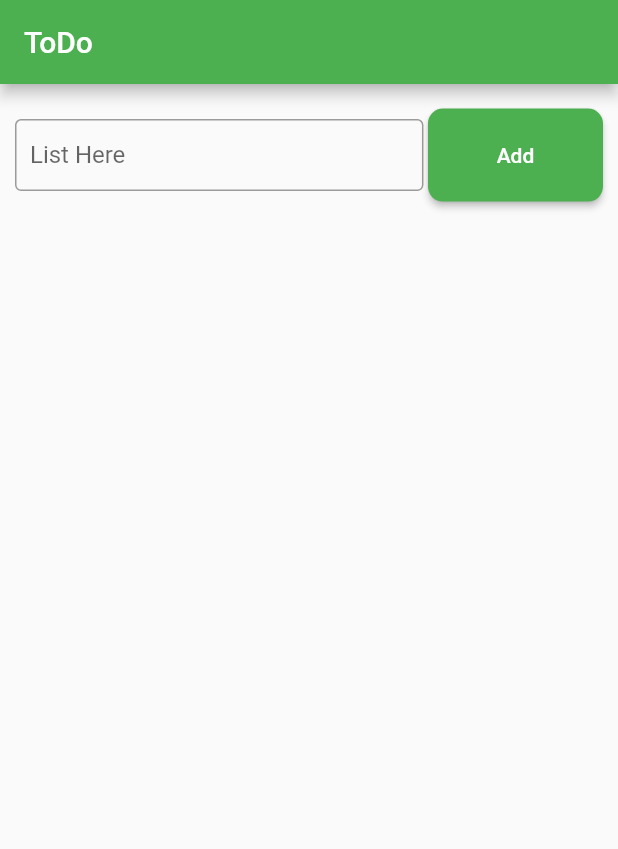
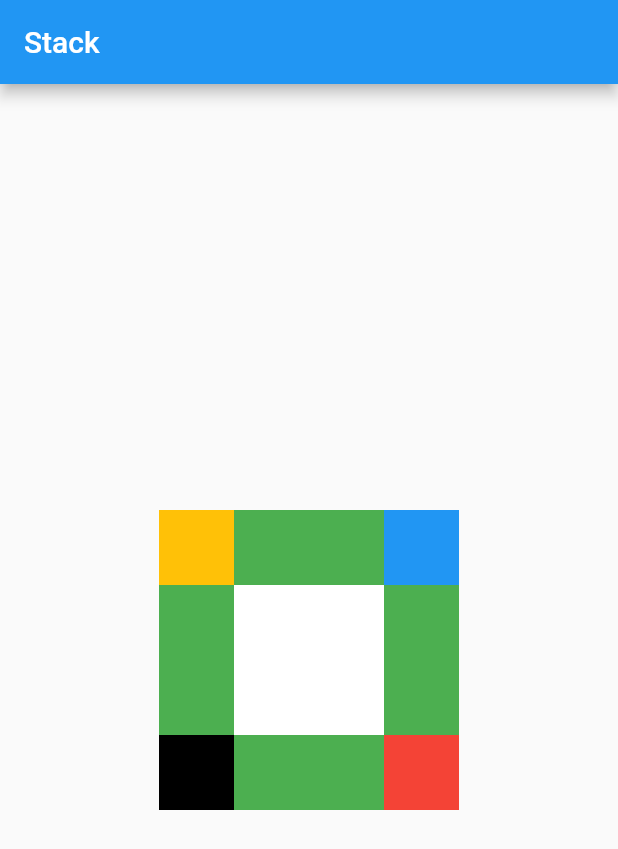
Before and after one commit to pranto372/module_08_flutter_04, a Flutter app: the screen it shows after launch, on a phone screen of 412 x 824 dp. Shown: the top 849 px of the screen. Run offline on Flutter 3.47's test engine with Material 2 defaults, Android fonts, the phone set to English and light mode, and no system bars.

Commit message:
Stack Position

```diff
--- a/lib/main.dart
+++ b/lib/main.dart
@@ -1,5 +1,4 @@
 import 'package:flutter/material.dart';
-import 'package:module_08_flutter_04/todo.dart';
 
 void main(){
   runApp(MyApp());
@@ -10,12 +9,88 @@ class MyApp extends StatelessWidget{
 
   @override
   Widget build(BuildContext context) {
-    return MaterialApp(
-      title: "To Do",
-      theme: ThemeData(
-        primarySwatch: Colors.green
-      ),
-      home: ToDoPage(),
+    return const MaterialApp(
+      title: "Counter App",
+      home: MyHomePage(),
     );
   }
 }
+
+class MyHomePage extends StatefulWidget{
+  const MyHomePage({super.key});
+
+  @override
+  State<StatefulWidget> createState() {
+    return MyHomePageUI();
+  }
+}
+
+class MyHomePageUI extends State<MyHomePage>{
+
+  int CountNumber = 0;
+
+  @override
+  Widget build(BuildContext context) {
+    return Scaffold(
+      appBar: AppBar(
+        title: Text("Stack"),
+      ),
+      body: Center(
+        child: Stack(
+          children: [
+            Container(
+              width: 200,
+              height: 200,
+              color: Colors.green,
+            ),
+            Positioned(
+              top: 0,
+                right: 0,
+                child: Container(
+                  width: 50,
+                  height: 50,
+                  color: Colors.blue,
+                ),
+            ),
+            Positioned(
+              bottom: 0,
+                right: 0,
+                child: Container(
+                  width: 50,
+                  height: 50,
+                  color: Colors.red,
+                ),
+            ),
+            Positioned(
+              top: 0,
+                left: 0,
+                child: Container(
+                  width: 50,
+                  height: 50,
+                  color: Colors.amber,
+                )
+            ),
+            Positioned(
+                bottom: 0,
+                left: 0,
+                child: Container(
+                  width: 50,
+                  height: 50,
+                  color: Colors.black,
+                )
+            ),
+            Positioned(
+                top: 50,
+                left: 50,
+                child: Container(
+                  width: 100,
+                  height: 100,
+                  color: Colors.white,
+                )
+            ),
+          ],
+        ),
+      ),
+    );
+  }
+}
--- a/lib/style.dart
+++ /dev/null
@@ -1,30 +0,0 @@
-import 'package:flutter/material.dart';
-
-InputDecoration AppInputDecoration(label){
-  return InputDecoration(
-    contentPadding: EdgeInsets.all(10),
-    border: OutlineInputBorder(),
-    labelText: label,
-  );
-}
-ButtonStyle AppButtonStyle(){
-  return ElevatedButton.styleFrom(
-    padding: EdgeInsets.all(23),
-    backgroundColor: Colors.green,
-    shape: RoundedRectangleBorder(
-      borderRadius: BorderRadius.all(Radius.circular(10))
-    )
-  );
-}
-
-SizedBox sizebox50(child){
-  return SizedBox(
-    height: 50,
-    width: double.infinity,
-    child: Container(
-      alignment: Alignment.center,
-      padding: EdgeInsets.all(8),
-      child: child,
-    ),
-  );
-}
--- a/lib/todo.dart
+++ /dev/null
@@ -1,83 +0,0 @@
-import 'package:flutter/material.dart';
-import 'package:module_08_flutter_04/style.dart';
-
-class ToDoPage extends StatefulWidget{
-  @override
-  State<StatefulWidget> createState() {
-    return ToDoPageView();
-  }
-}
-
-class ToDoPageView extends State<ToDoPage>{
-
-  List ToDoList = [];
-  String item="";
-
-  MyInputOnChange(content){
-    setState(() {
-      item=content;
-    });
-  }
-
-  AddItem(){
-    setState(() {
-      ToDoList.add({"item":item});
-    });
-  }
-
-  @override
-  Widget build(BuildContext context) {
-    return Scaffold(
-      appBar: AppBar(
-        title: Text("ToDo"),
-      ),
-      body: Padding(
-        padding:  EdgeInsets.all(10.0),
-        child: Container(
-          child: Column(
-            children: [
-              Expanded(
-                flex: 10,
-                  child: Row(
-                    children: [
-                      Expanded(
-                          flex: 70,
-                          child: TextFormField(onChanged: (content){MyInputOnChange(content);}, decoration: AppInputDecoration("List Here"),)),
-                      SizedBox(width: 3,),
-                      Expanded(
-                          flex: 30,
-                          child: ElevatedButton(onPressed: (){AddItem();}, child: Text("Add"),style: AppButtonStyle(),))
-                    ],
-                  )
-              ),
-              Expanded(
-                flex: 90,
-                  child: ListView.builder(
-                    itemCount: ToDoList.length,
-                      itemBuilder: (context, index){
-                        return Card(
-                          child: sizebox50(
-                            Row(
-                              children: [
-                                Expanded(
-                                    flex: 90,
-                                    child: Text(ToDoList[index]['item'].toString())
-                                ),
-                                Expanded(
-                                    flex: 10,
-                                    child: TextButton(onPressed: (){},child: Icon(Icons.delete))
-                                ),
-                              ],
-                            )
-                          )
-                        );
-                      }
-                  )
-              ),
-            ],
-          ),
-        ),
-      ),
-    );
-  }
-}
```
